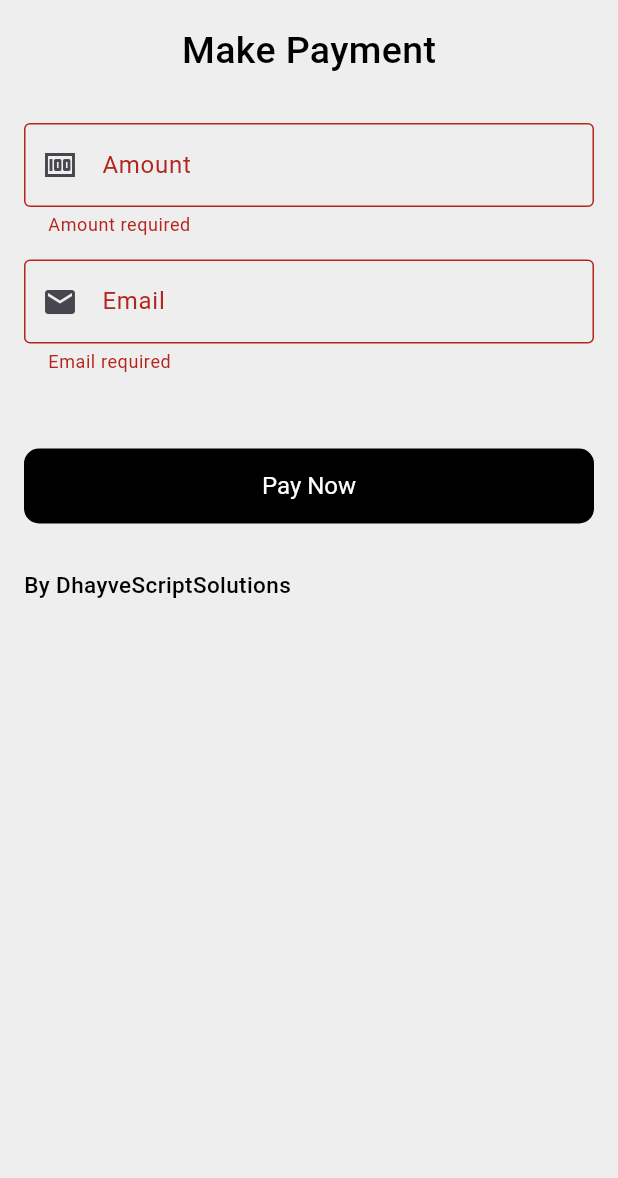
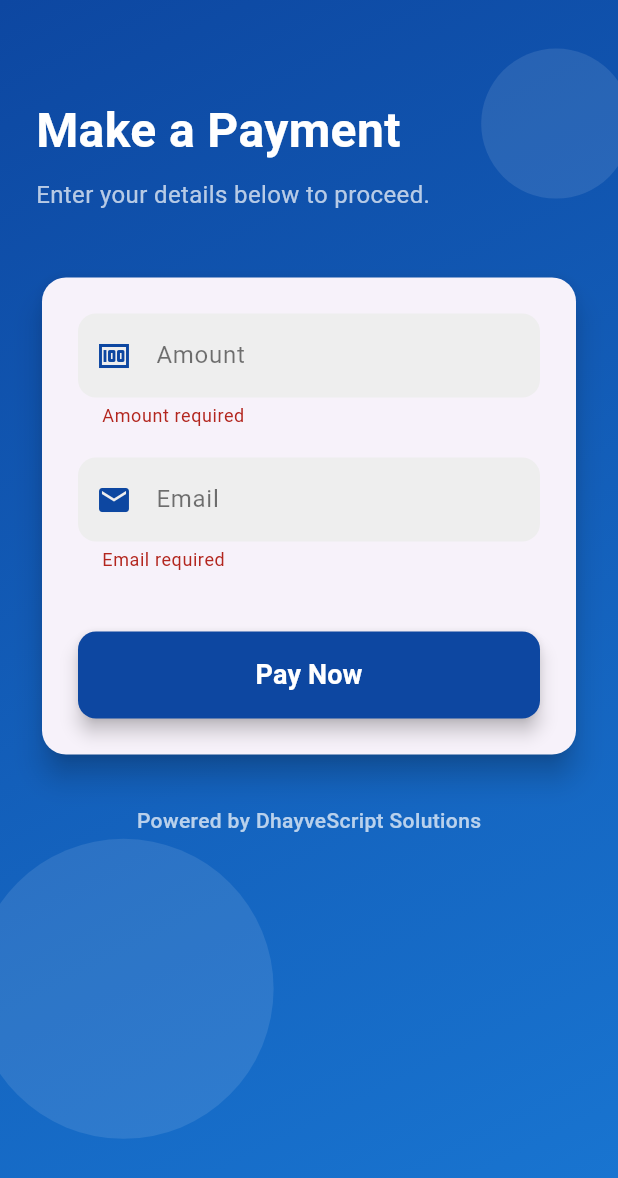
Before and after one commit to OtiDavidChibueze/paystack_transaction_test_app, a Flutter app: the screen it shows after launch, after a tap on "Pay Now", on a phone screen of 412 x 824 dp. Shown: the top 1178 px of the screen. Run offline on Flutter 3.47's test engine with Material 3 defaults, Android fonts, the phone set to English and light mode, and no system bars; our stand-ins replace dio, equatable, flutter_bloc, fpdart, get_it, logger.

Commit message:
style: impl a more presentable design fix(dio): config base url to the device ip

```diff
--- a/frontend/lib/core/network/dio_factory_urls.dart
+++ b/frontend/lib/core/network/dio_factory_urls.dart
@@ -1,3 +1,3 @@
 class DioFactoryUrls {
-  static const String baseUrl = 'http://172.20.10.8:3000/api/v1';
+  static const String baseUrl = 'http://172.20.10.5:3000/api/v1';
 }
--- a/frontend/lib/features/intialize_payment/presentation/page/initialize_transaction_page.dart
+++ b/frontend/lib/features/intialize_payment/presentation/page/initialize_transaction_page.dart
@@ -83,105 +83,115 @@ class _InitializePaymentPageState extends State<InitializeTransactionPage> {
             );
           }
 
-              return SafeArea(
-                child: Scaffold(
-                  backgroundColor: Colors.grey[200],
-
-                  body: SingleChildScrollView(
-                    physics: BouncingScrollPhysics(),
+          return Scaffold(
+            body: CustomPaint(
+              painter: BackgroundPainter(),
+              child: SizedBox(
+                height: MediaQuery.of(context).size.height,
+                child: SafeArea(
+                  child: SingleChildScrollView(
+                    physics: const BouncingScrollPhysics(),
                     child: Padding(
-                      padding: const EdgeInsets.all(16.0),
+                      padding: const EdgeInsets.all(24.0),
                       child: Column(
+                        mainAxisAlignment: MainAxisAlignment.center,
+                        crossAxisAlignment: CrossAxisAlignment.start,
                         children: [
-                          Form(
+                          const SizedBox(height: 40),
+                          const Text(
+                            "Make a Payment",
+                            style: TextStyle(
+                              color: Colors.white,
+                              fontWeight: FontWeight.bold,
+                              fontSize: 32,
+                            ),
+                          ),
+                          const SizedBox(height: 8),
+                          const Text(
+                            "Enter your details below to proceed.",
+                            style: TextStyle(
+                              color: Colors.white70,
+                              fontSize: 16,
+                            ),
+                          ),
+                          const SizedBox(height: 40),
+                          Card(
+                            elevation: 8,
+                            shape: RoundedRectangleBorder(
+                              borderRadius: BorderRadius.circular(16),
+                            ),
+                            child: Padding(
+                              padding: const EdgeInsets.all(24.0),
+                              child: Form(
                                 key: _formKey,
                                 child: Column(
                                   children: [
-                                Text(
-                                  "Make Payment",
+                                    if (message.isNotEmpty)
+                                      Padding(
+                                        padding: const EdgeInsets.only(
+                                            bottom: 16.0),
+                                        child: Text(
+                                          message,
                                           style: TextStyle(
-                                    color: Colors.black,
+                                            color: message.contains("failed") ||
+                                                    message
+                                                        .contains("Could not")
+                                                ? Colors.red
+                                                : Colors.green,
                                             fontWeight: FontWeight.w500,
-                                    fontSize: 25,
+                                          ),
+                                          textAlign: TextAlign.center,
                                         ),
                                       ),
-
-                                SizedBox(height: 20),
-
-                                if (message.isNotEmpty)
-                                  Center(
-                                    child: Text(
-                                      message,
-                                      style: const TextStyle(
-                                        color: Colors.green,
-                                      ),
-                                    ),
-                                  ),
-
-                                SizedBox(height: 10),
-
                                     TextFormField(
                                       controller: _amountCtrl,
                                       keyboardType: TextInputType.number,
-                                  decoration: const InputDecoration(
-                                    hintStyle: TextStyle(color: Colors.grey),
-                                    prefixIcon: Icon(Icons.money),
-
-                                    // prefix: Text("₦ "),
+                                      decoration: _inputDecoration(
                                         labelText: "Amount",
                                         hintText: "1000.00",
-                                    border: OutlineInputBorder(),
+                                        icon: Icons.money,
                                       ),
                                       validator: (value) =>
                                           value == null || value.isEmpty
                                               ? "Amount required"
                                               : null,
                                     ),
-                                const SizedBox(height: 15),
+                                    const SizedBox(height: 20),
                                     TextFormField(
                                       controller: _emailCtrl,
                                       keyboardType: TextInputType.emailAddress,
-                                  decoration: const InputDecoration(
-                                    hintStyle: TextStyle(color: Colors.grey),
-                                    prefixIcon: Icon(Icons.email),
+                                      decoration: _inputDecoration(
                                         labelText: "Email",
                                         hintText: "example@gmail.com",
-                                    border: OutlineInputBorder(),
+                                        icon: Icons.email,
                                       ),
                                       validator: (value) =>
                                           value == null || value.isEmpty
                                               ? "Email required"
                                               : null,
                                     ),
-                                const SizedBox(height: 50),
+                                    const SizedBox(height: 40),
                                     ElevatedButton(
-                                  style: ButtonStyle(
-                                    foregroundColor: WidgetStatePropertyAll(
-                                      Colors.white,
+                                      style: ElevatedButton.styleFrom(
+                                        foregroundColor: Colors.white,
+                                        backgroundColor:
+                                            const Color(0xFF0D47A1),
+                                        shape: RoundedRectangleBorder(
+                                          borderRadius:
+                                              BorderRadius.circular(12),
                                         ),
-                                    backgroundColor: WidgetStatePropertyAll(
-                                      Colors.black,
+                                        padding: const EdgeInsets.symmetric(
+                                          vertical: 16,
                                         ),
-                                    shape: WidgetStatePropertyAll(
-                                      RoundedRectangleBorder(
-                                        borderRadius: BorderRadius.circular(10),
-                                      ),
-                                    ),
-                                    elevation: WidgetStatePropertyAll(0),
-                                    textStyle: WidgetStatePropertyAll(
-                                      TextStyle(
-                                        color: Colors.white,
-                                        fontSize: 16,
-                                      ),
-                                    ),
-                                    fixedSize: WidgetStatePropertyAll(
-                                      Size(double.maxFinite, 50),
-                                    ),
+                                        minimumSize: const Size(
+                                            double.infinity, 50),
+                                        elevation: 5,
                                       ),
                                       onPressed: () {
                                         if (_formKey.currentState!.validate()) {
                                           final amount =
-                                          int.parse(_amountCtrl.text) * 100;
+                                              int.parse(_amountCtrl.text) *
+                                                  100;
                                           context
                                               .read<InitializeTransactionBloc>()
                                               .add(
@@ -195,26 +205,34 @@ class _InitializePaymentPageState extends State<InitializeTransactionPage> {
                                               );
                                         }
                                       },
-                                  child: const Text("Pay Now"),
-                                ),
-
-                                SizedBox(height: 30),
-
-                                Align(
-                                  alignment: Alignment.centerLeft,
-                                  child: Text(
-                                    "By DhayveScriptSolutions",
+                                      child: const Text(
+                                        "Pay Now",
                                         style: TextStyle(
-                                      color: Colors.black,
-                                      fontWeight: FontWeight.w500,
-                                      fontSize: 15,
+                                          fontSize: 18,
+                                          fontWeight: FontWeight.bold,
                                         ),
                                       ),
                                     ),
                                   ],
                                 ),
                               ),
+                            ),
+                          ),
+                          const SizedBox(height: 30),
+                          const Align(
+                            alignment: Alignment.center,
+                            child: Text(
+                              "Powered by DhayveScript Solutions",
+                              style: TextStyle(
+                                color: Colors.white70,
+                                fontWeight: FontWeight.w500,
+                                fontSize: 14,
+                              ),
+                            ),
+                          ),
                         ],
+                      ),
+                    ),
                   ),
                 ),
               ),
@@ -224,4 +242,58 @@ class _InitializePaymentPageState extends State<InitializeTransactionPage> {
       ),
     );
   }
+
+  InputDecoration _inputDecoration({
+    required String labelText,
+    required String hintText,
+    required IconData icon,
+  }) {
+    return InputDecoration(
+      labelText: labelText,
+      hintText: hintText,
+      prefixIcon: Icon(icon, color: const Color(0xFF0D47A1)),
+      labelStyle: const TextStyle(color: Colors.black54),
+      hintStyle: const TextStyle(color: Colors.grey),
+      filled: true,
+      fillColor: Colors.grey[200],
+      border: OutlineInputBorder(
+        borderRadius: BorderRadius.circular(12),
+        borderSide: BorderSide.none,
+      ),
+      focusedBorder: OutlineInputBorder(
+        borderRadius: BorderRadius.circular(12),
+        borderSide: const BorderSide(color: Color(0xFF0D47A1), width: 2),
+      ),
+    );
   }
+}
+
+class BackgroundPainter extends CustomPainter {
+  @override
+  void paint(Canvas canvas, Size size) {
+    final paint = Paint()
+      ..shader = const LinearGradient(
+        colors: [Color(0xFF0D47A1), Color(0xFF1976D2)],
+        begin: Alignment.topLeft,
+        end: Alignment.bottomRight,
+      ).createShader(Rect.fromLTWH(0, 0, size.width, size.height));
+
+    canvas.drawRect(Rect.fromLTWH(0, 0, size.width, size.height), paint);
+
+    final circlePaint = Paint()
+      ..color = Colors.white.withOpacity(0.1)
+      ..style = PaintingStyle.fill;
+
+    canvas.drawCircle(
+        Offset(size.width * 0.9, size.height * 0.1), 50, circlePaint);
+    canvas.drawCircle(
+        Offset(size.width * 0.2, size.height * 0.8), 100, circlePaint);
+    canvas.drawCircle(
+        Offset(size.width * 0.5, size.height * 0.5), 75, circlePaint);
+  }
+
+  @override
+  bool shouldRepaint(covariant CustomPainter oldDelegate) {
+    return false;
+  }
+}
```
Lines whose indentation alone changed are shown as unchanged.
